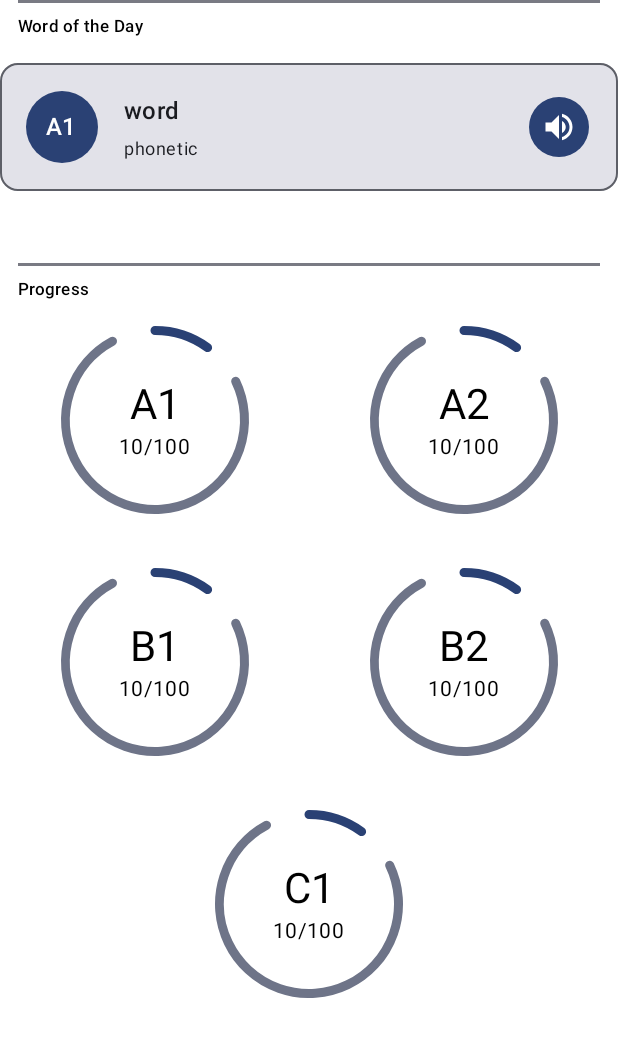
After one commit to Patrick-S-Foster/vocabulary-trainer, an Android app built with Jetpack Compose: the composable HomeContent shown on its own in the app's theme, on a phone screen of 412 x 824 dp. The commit adds this screen. Shown: the top 1037 px of the screen. Run offline under Robolectric (Android 15) with nearby library versions, the phone set to English and light mode, and no system bars.

Commit message:
Initial implementation of the home content.

```diff
--- a/app/src/main/java/com/example/vocabularytrainer/ui/components/LanguageProgressIndicator.kt
+++ b/app/src/main/java/com/example/vocabularytrainer/ui/components/LanguageProgressIndicator.kt
@@ -17,14 +17,20 @@ import com.example.vocabularytrainer.R
 import com.example.vocabularytrainer.service.db.LanguageLevel
 
 @Composable
-fun LanguageProgressIndicator(languageLevel: LanguageLevel, completedCount: Int, totalCount: Int) {
+fun LanguageProgressIndicator(
+    modifier: Modifier,
+    languageLevel: LanguageLevel,
+    completedCount: Int,
+    totalCount: Int
+) {
     val progress = completedCount.toFloat() / totalCount.toFloat();
 
-    Box {
+    Box(modifier = modifier) {
         CircularProgressIndicator(
             modifier = Modifier
                 .aspectRatio(1F)
-                .fillMaxSize(),
+                .fillMaxSize()
+                .align(Alignment.Center),
             progress = { progress },
             strokeWidth = dimensionResource(R.dimen.language_progress_indicator_stroke_width),
             gapSize = dimensionResource(R.dimen.language_progress_indicator_gap_size),
@@ -49,5 +55,5 @@ fun LanguageProgressIndicator(languageLevel: LanguageLevel, completedCount: Int,
 @Preview(widthDp = 125, heightDp = 125)
 @Composable
 fun LanguageProgressIndicatorPreview() {
-    LanguageProgressIndicator(LanguageLevel.B1, 123, 456)
+    LanguageProgressIndicator(Modifier, LanguageLevel.B1, 123, 456)
 }
--- /dev/null
+++ b/app/src/main/java/com/example/vocabularytrainer/ui/components/TitledComposable.kt
@@ -0,0 +1,43 @@
+package com.example.vocabularytrainer.ui.components
+
+import androidx.compose.foundation.layout.Column
+import androidx.compose.foundation.layout.padding
+import androidx.compose.material3.HorizontalDivider
+import androidx.compose.material3.MaterialTheme
+import androidx.compose.material3.Text
+import androidx.compose.runtime.Composable
+import androidx.compose.ui.Modifier
+import androidx.compose.ui.res.dimensionResource
+import androidx.compose.ui.tooling.preview.Preview
+import com.example.vocabularytrainer.R
+
+@Composable
+fun TitledComposable(text: String, content: @Composable () -> Unit) {
+    Column {
+        HorizontalDivider(
+            modifier = Modifier.padding(horizontal = dimensionResource(R.dimen.titled_content_horizontal_padding)),
+            thickness = dimensionResource(R.dimen.titled_content_divider_thickness)
+        )
+
+        Text(
+            modifier = Modifier
+                .padding(
+                    top = dimensionResource(R.dimen.titled_content_title_spacing),
+                    bottom = dimensionResource(R.dimen.titled_content_content_spacing)
+                )
+                .padding(horizontal = dimensionResource(R.dimen.titled_content_horizontal_padding)),
+            text = text,
+            style = MaterialTheme.typography.labelSmall
+        )
+
+        content()
+    }
+}
+
+@Preview(showBackground = true)
+@Composable
+fun TitledComposablePreview() {
+    TitledComposable("Title") {
+        Text("CONTENT")
+    }
+}
--- /dev/null
+++ b/app/src/main/java/com/example/vocabularytrainer/ui/content/HomeContent.kt
@@ -0,0 +1,65 @@
+package com.example.vocabularytrainer.ui.content
+
+import androidx.compose.foundation.layout.Arrangement
+import androidx.compose.foundation.layout.Column
+import androidx.compose.foundation.layout.size
+import androidx.compose.foundation.lazy.grid.GridCells
+import androidx.compose.foundation.lazy.grid.GridItemSpan
+import androidx.compose.foundation.lazy.grid.LazyVerticalGrid
+import androidx.compose.foundation.lazy.grid.items
+import androidx.compose.runtime.Composable
+import androidx.compose.ui.Modifier
+import androidx.compose.ui.res.dimensionResource
+import androidx.compose.ui.res.stringResource
+import androidx.compose.ui.tooling.preview.Preview
+import androidx.compose.ui.unit.dp
+import com.example.vocabularytrainer.R
+import com.example.vocabularytrainer.service.db.LanguageLevel
+import com.example.vocabularytrainer.ui.components.LanguageProgressIndicator
+import com.example.vocabularytrainer.ui.components.TitledComposable
+import com.example.vocabularytrainer.ui.components.WordCard
+
+@Composable
+fun HomeContent(modifier: Modifier) {
+    Column(
+        modifier = modifier,
+        verticalArrangement = Arrangement.spacedBy(dimensionResource(R.dimen.home_content_spacing))
+    ) {
+        TitledComposable(stringResource(R.string.word_of_the_day)) {
+            WordCard(LanguageLevel.A1, "word", "phonetic", "null")
+        }
+
+        TitledComposable(stringResource(R.string.progress)) {
+            LazyVerticalGrid(
+                columns = GridCells.Fixed(2),
+                horizontalArrangement = Arrangement.Center,
+                verticalArrangement = Arrangement.spacedBy(dimensionResource(R.dimen.home_content_indicators_spacing))
+            ) {
+                items(
+                    LanguageLevel.entries.take(LanguageLevel.entries.size - 1).toList()
+                ) { languageLevel ->
+                    LanguageProgressIndicator(
+                        Modifier.size(125.dp),
+                        languageLevel,
+                        10,
+                        100
+                    )
+                }
+                item(span = { GridItemSpan(2) }) {
+                    LanguageProgressIndicator(
+                        Modifier.size(125.dp),
+                        LanguageLevel.entries.last(),
+                        10,
+                        100
+                    )
+                }
+            }
+        }
+    }
+}
+
+@Preview(showBackground = true)
+@Composable
+fun HomeContentPreview() {
+    HomeContent(Modifier)
+}
--- a/app/src/main/res/values/dimens.xml
+++ b/app/src/main/res/values/dimens.xml
@@ -8,4 +8,10 @@
     <dimen name="word_card_language_level_padding">15dp</dimen>
     <dimen name="word_card_word_phonetic_spacing">5dp</dimen>
     <dimen name="language_floating_action_button_expanded_radius">150dp</dimen>
+    <dimen name="titled_content_horizontal_padding">12dp</dimen>
+    <dimen name="titled_content_title_spacing">8dp</dimen>
+    <dimen name="titled_content_divider_thickness">2dp</dimen>
+    <dimen name="titled_content_content_spacing">16dp</dimen>
+    <dimen name="home_content_spacing">48dp</dimen>
+    <dimen name="home_content_indicators_spacing">36dp</dimen>
 </resources>
```
